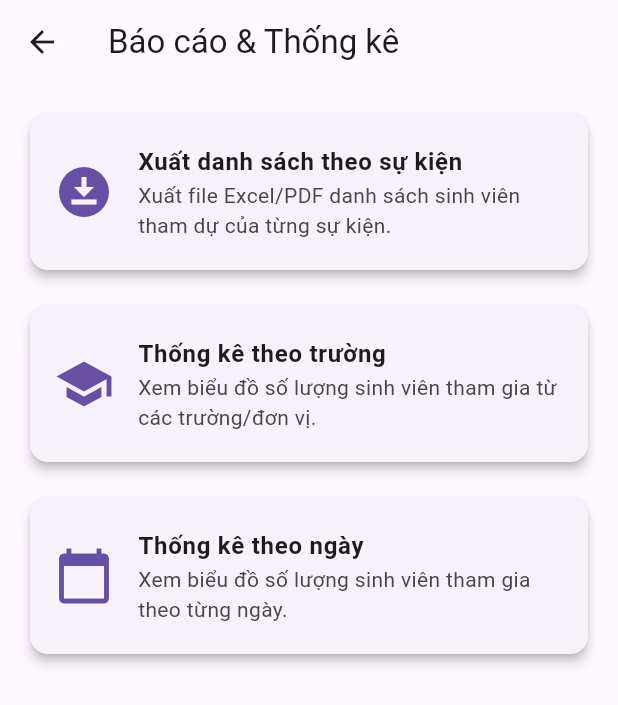
After one commit to nemobutnoem/student_attendance, a Flutter app: the ReportingScreen screen opened directly, on a phone screen of 412 x 824 dp. The commit adds this screen. Shown: the top 705 px of the screen. Run offline on Flutter 3.47's test engine with Material 3 defaults, Android fonts, the phone set to English and light mode, and no system bars; our stand-ins replace supabase_flutter; accounts and stored records are empty.

Commit message:
hoang/task7

```diff
--- /dev/null
+++ b/lib/screen/reporting_screen.dart
@@ -0,0 +1,81 @@
+import 'package:flutter/material.dart';
+
+class ReportingScreen extends StatefulWidget {
+  const ReportingScreen({super.key});
+
+  @override
+  State<ReportingScreen> createState() => _ReportingScreenState();
+}
+
+class _ReportingScreenState extends State<ReportingScreen> {
+  // Hàm xử lý (sẽ được code ở các bước sau)
+  void _exportStudentsByEvent() {
+    // Tạm thời hiển thị thông báo
+    ScaffoldMessenger.of(context).showSnackBar(
+      const SnackBar(content: Text('Chức năng xuất danh sách theo sự kiện đang được phát triển!')),
+    );
+  }
+
+  void _showStatsByUniversity() {
+    ScaffoldMessenger.of(context).showSnackBar(
+      const SnackBar(content: Text('Chức năng thống kê theo trường đang được phát triển!')),
+    );
+  }
+
+  void _showStatsByDate() {
+    ScaffoldMessenger.of(context).showSnackBar(
+      const SnackBar(content: Text('Chức năng thống kê theo ngày đang được phát triển!')),
+    );
+  }
+
+  @override
+  Widget build(BuildContext context) {
+    return Scaffold(
+      appBar: AppBar(
+        title: const Text('Báo cáo & Thống kê'),
+      ),
+      body: ListView(
+        padding: const EdgeInsets.all(16.0),
+        children: [
+          _buildReportCard(
+            context,
+            icon: Icons.download_for_offline,
+            title: 'Xuất danh sách theo sự kiện',
+            subtitle: 'Xuất file Excel/PDF danh sách sinh viên tham dự của từng sự kiện.',
+            onTap: _exportStudentsByEvent,
+          ),
+          const SizedBox(height: 16),
+          _buildReportCard(
+            context,
+            icon: Icons.school,
+            title: 'Thống kê theo trường',
+            subtitle: 'Xem biểu đồ số lượng sinh viên tham gia từ các trường/đơn vị.',
+            onTap: _showStatsByUniversity,
+          ),
+          const SizedBox(height: 16),
+          _buildReportCard(
+            context,
+            icon: Icons.calendar_today,
+            title: 'Thống kê theo ngày',
+            subtitle: 'Xem biểu đồ số lượng sinh viên tham gia theo từng ngày.',
+            onTap: _showStatsByDate,
+          ),
+        ],
+      ),
+    );
+  }
+
+  // Widget helper để tạo card cho mỗi chức năng
+  Widget _buildReportCard(BuildContext context, {required IconData icon, required String title, required String subtitle, required VoidCallback onTap}) {
+    return Card(
+      elevation: 3,
+      child: ListTile(
+        leading: Icon(icon, size: 40, color: Theme.of(context).primaryColor),
+        title: Text(title, style: const TextStyle(fontWeight: FontWeight.bold)),
+        subtitle: Text(subtitle),
+        onTap: onTap,
+        contentPadding: const EdgeInsets.symmetric(vertical: 12, horizontal: 16),
+      ),
+    );
+  }
+}
--- a/lib/widgets/home_screen.dart
+++ b/lib/widgets/home_screen.dart
@@ -1,6 +1,8 @@
 import 'package:flutter/material.dart';
 import '../screen/event_management_screen.dart';
 import '../screen/student_in_event_screen.dart';
+import '../screens/all_students_registrations_screen.dart';
+import '../screen/reporting_screen.dart';
 import 'placeholder_screen.dart';
 
 class HomeScreen extends StatelessWidget {
@@ -39,7 +41,7 @@ class HomeScreen extends StatelessWidget {
       {
         'title': 'Báo cáo & Thống kê',
         'icon': Icons.bar_chart,
-        'screen': const PlaceholderScreen(title: 'Báo cáo & Thống kê'),
+        'screen': const ReportingScreen(), // <-- THAY THẾ Ở ĐÂY
       },
       {
         'title': 'Cài đặt',
--- a/pubspec.yaml
+++ b/pubspec.yaml
@@ -31,6 +31,10 @@ dependencies:
   flutter:
     sdk: flutter
   supabase_flutter: ^2.3.4
+  excel: ^4.0.2             # Để tạo và chỉnh sửa file Excel (.xlsx)
+  pdf: ^3.10.8              # Để tạo file PDF
+  path_provider: ^2.1.3     # Để tìm đúng đường dẫn lưu file trên điện thoại
+  permission_handler: ^11.3.1 # Để xin quyền truy cập bộ nhớ từ người dùng
   # The following adds the Cupertino Icons font to your application.
   # Use with the CupertinoIcons class for iOS style icons.
   cupertino_icons: ^1.0.8
```
Also changed, not shown: lib/model/student_in_event_model.dart (deleted, +0 -39 lines), lib/screen/student_in_event_screen.dart (deleted, +0 -111 lines), lib/services/student_in_event_service.dart (deleted, +0 -67 lines), lib/util/constants.dart (deleted, +0 -7 lines), pubspec.lock, 2 other files.
